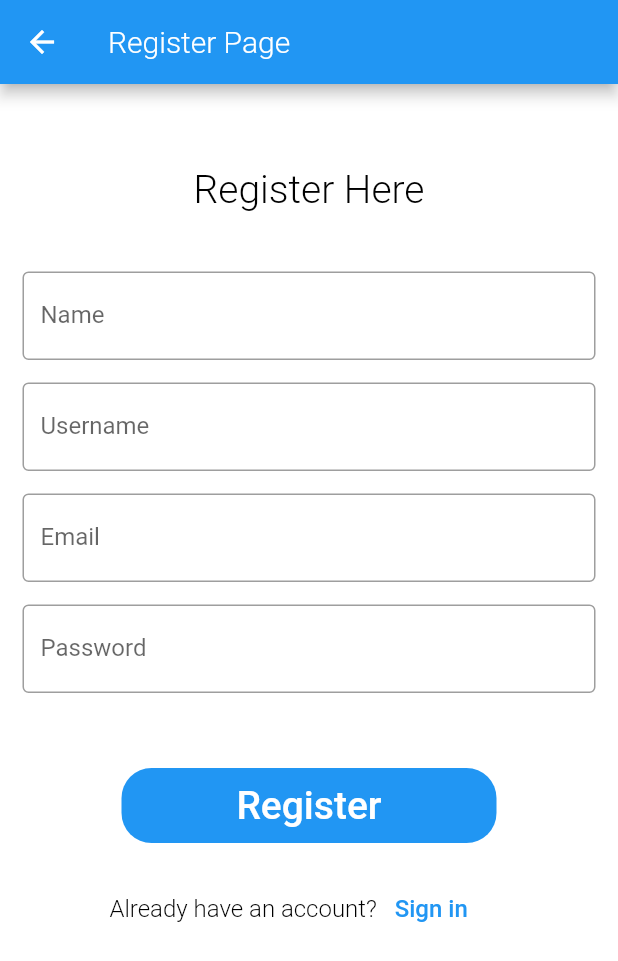
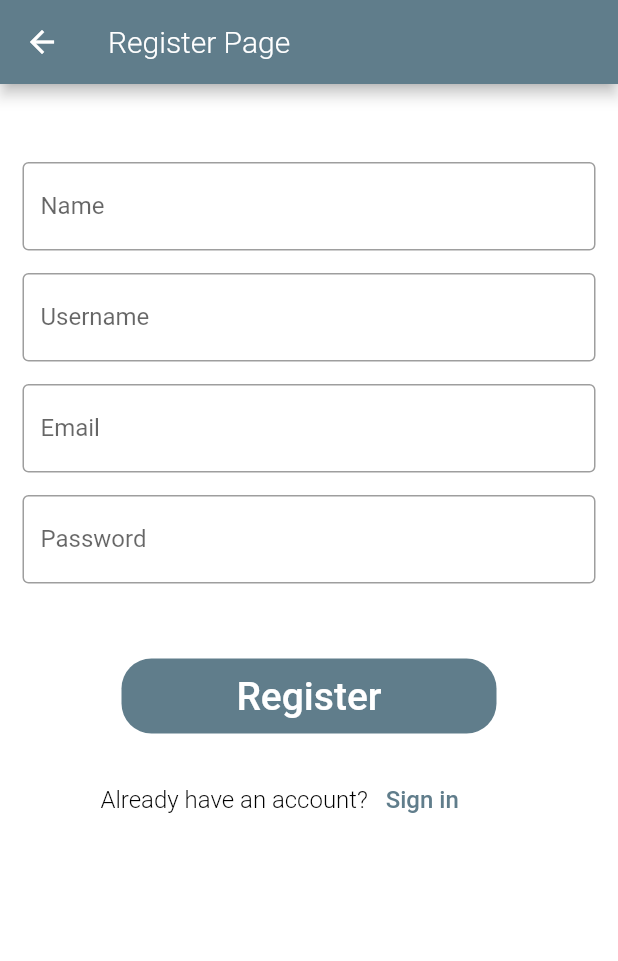
Before and after one commit to feliciaivane/enterPRIZE, a Flutter app: the screen it shows after launch, after a tap on "Sign up", on a phone screen of 412 x 824 dp. Shown: the top 961 px of the screen. Run offline on Flutter 3.47's test engine with Material 2 defaults, Android fonts, the phone set to English and light mode, and no system bars; Roboto replaces fonts that are missing (Montserrat).

Commit message:
Edit colour and formatting of login and register pages

```diff
--- a/lib/main.dart
+++ b/lib/main.dart
@@ -15,6 +15,7 @@ class App extends StatelessWidget {
         theme: ThemeData(
             appBarTheme: AppBarTheme(
               textTheme: TextTheme(headline6: AppBarTextStyle),
+              color: Colors.blueGrey,
             ),
             textTheme: TextTheme(
               headline6: TitleTextStyle,
--- a/lib/screens/login/login.dart
+++ b/lib/screens/login/login.dart
@@ -21,16 +21,16 @@ class _LoginState extends State<Login> {
         child: Column(
           children: <Widget>[
             Padding(
-              padding: const EdgeInsets.only(top: 20.0),
+              padding: const EdgeInsets.only(top: 50.0),
               child: Center(
                 child: Container(
                     width: 300,
                     height: 240,
-                    child: Image.asset('assets/images/orcalearns_logo.jpeg')),
+                    child: Image.asset('assets/images/logo.jpg')),
               ),
             ),
             Padding(
-              padding: EdgeInsets.symmetric(horizontal: 15),
+              padding: const EdgeInsets.fromLTRB(15.0, 50.0, 15.0, 0.0),
               child: TextField(
                 decoration: InputDecoration(
                     border: OutlineInputBorder(),
@@ -39,7 +39,7 @@ class _LoginState extends State<Login> {
               ),
             ),
             Padding(
-              padding: const EdgeInsets.fromLTRB(15.0, 15.0, 15.0, 0.0),
+              padding: const EdgeInsets.fromLTRB(15.0, 15.0, 15.0, 40.0),
               child: TextField(
                 obscureText: true,
                 decoration: InputDecoration(
@@ -47,23 +47,11 @@ class _LoginState extends State<Login> {
                     labelText: 'Password'),
               ),
             ),
-            Padding(
-              padding: const EdgeInsets.fromLTRB(266.0, 0.0, 15.0, 40.0),
-              child: TextButton(
-                onPressed: () {
-                  //TODO: MAKE FORGOT PASSWORD SCREEN
-                },
-                child: Text(
-                  'Forgot Password?',
-                  style: ForgotPasswordTextStyle,
-                ),
-              ),
-            ),
             Container(
               height: 50,
               width: 250,
               decoration: BoxDecoration(
-                  color: Colors.blue, borderRadius: BorderRadius.circular(20)),
+                  color: Colors.blueGrey, borderRadius: BorderRadius.circular(20)),
               child: TextButton(
                 onPressed: () {
                   Navigator.push(
@@ -76,7 +64,7 @@ class _LoginState extends State<Login> {
               ),
             ),
             Padding(
-              padding: const EdgeInsets.fromLTRB(76.0, 20.0, 66.0, 0.0),
+              padding: const EdgeInsets.fromLTRB(73.0, 20.0, 0.0, 0.0),
               child: Row(
                 children: <Widget> [
                   Text(
--- a/lib/screens/login/register.dart
+++ b/lib/screens/login/register.dart
@@ -1,6 +1,6 @@
 import 'package:flutter/material.dart';
 import 'package:enterprize/style.dart';
-import 'login.dart';
+// import 'login.dart';
 //import 'package:firebase_auth/firebase_auth.dart';
 
 class Register extends StatefulWidget {
@@ -24,14 +24,7 @@ class _RegisterState extends State<Register> {
         child: Column(
           children: <Widget>[
             Padding(
-              padding: const EdgeInsets.fromLTRB(100.0, 55.0, 100.0, 40.0),
-              child: Text(
-                "Register Here",
-                style: TitleTextStyle,
-              ),
-            ),
-            Padding(
-              padding: EdgeInsets.symmetric(horizontal: 15),
+              padding: const EdgeInsets.fromLTRB(15.0, 52.0, 15.0, 0.0),
               child: TextField(
                 decoration: InputDecoration(
                     border: OutlineInputBorder(),
@@ -75,9 +68,10 @@ class _RegisterState extends State<Register> {
               height: 50,
               width: 250,
               decoration: BoxDecoration(
-                  color: Colors.blue, borderRadius: BorderRadius.circular(20)),
+                  color: Colors.blueGrey, borderRadius: BorderRadius.circular(20)),
               child: TextButton(
                 onPressed: () async {
+                  Navigator.pop(context);
                   /**try {
                     final newUser = await _auth.createUserWithEmailAndPassword(email: email, password: password);
                     if (newUser != null) {
@@ -93,7 +87,7 @@ class _RegisterState extends State<Register> {
               ),
             ),
             Padding(
-              padding: const EdgeInsets.fromLTRB(73.0, 20.0, 59.0, 0.0),
+              padding: const EdgeInsets.fromLTRB(67.0, 20.0, 0.0, 0.0),
               child: Row(
                 children: <Widget> [
                   Text(
--- a/lib/style.dart
+++ b/lib/style.dart
@@ -55,7 +55,7 @@ const BlueBodyTextStyle = TextStyle(
   fontFamily: FontName,
   fontWeight: FontWeight.w500,
   fontSize: BodyText,
-  color: Colors.blue,
+  color: Colors.blueGrey,
 );
 
 const WhiteBodyTextStyle = TextStyle(
@@ -77,7 +77,7 @@ const ForgotPasswordTextStyle = TextStyle(
   fontWeight: FontWeight.w300,
   fontSize: SmallText,
   decoration: TextDecoration.underline,
-  color: Colors.blue,
+  color: Colors.blueGrey,
 );
 
 const AchievementsTitleTextStyle = TextStyle(
--- a/pubspec.yaml
+++ b/pubspec.yaml
@@ -58,9 +58,8 @@ flutter:
   uses-material-design: true
 
   # To add assets to your application, add an assets section, like this:
-  # assets:
-  #   - images/a_dot_burr.jpeg
-  #   - images/a_dot_ham.jpeg
+  assets:
+     - assets/images/
 
   # An image asset can refer to one or more resolution-specific "variants", see
   # https://flutter.dev/assets-and-images/#resolution-aware.
```
Also changed, not shown: assets/images/logo.jpg (added).
